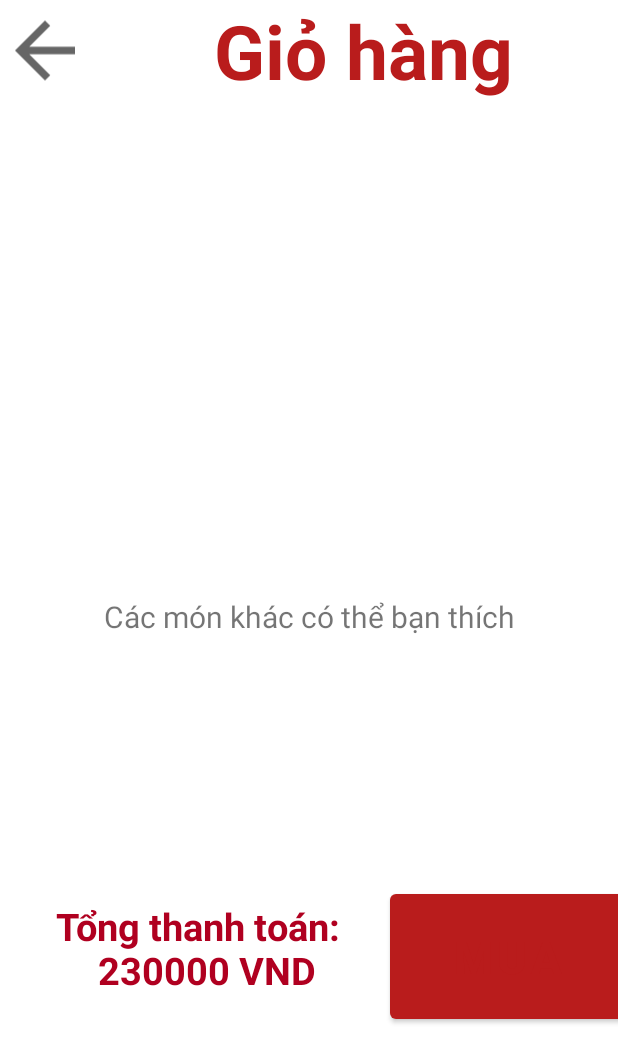
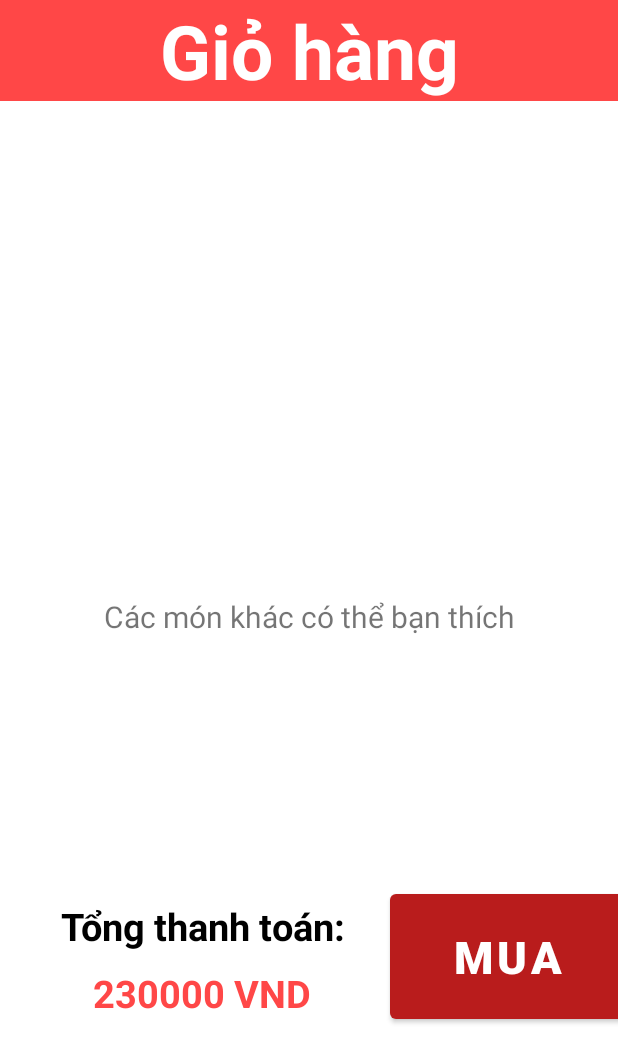
Before and after one commit to dqhieu9301/androidApp, an Android app: the layout fragment_cart.xml on its own in the app's theme, with its tools: preview values and no code run, on a phone screen of 412 x 824 dp. Shown: the top 1063 px of the screen. Run offline under Robolectric (Android 15) with nearby library versions, the light colour scheme and no system bars.

Commit message:
update layout

```diff
--- a/app/src/main/java/com/example/appandroid/model/FoodAdapter.java
+++ b/app/src/main/java/com/example/appandroid/model/FoodAdapter.java
@@ -220,7 +220,7 @@ public class FoodAdapter extends RecyclerView.Adapter<FoodAdapter.FoodViewHolder
             }
         }
         TextView textView = fragment.getView().findViewById(R.id.total_payment);
-        textView.setText("Tổng thanh toán\n" + total + " VND");
+        textView.setText(total + " VND");
     }
     public class FoodViewHolder extends RecyclerView.ViewHolder {
         private ImageView img, sub, add;
--- a/app/src/main/java/com/example/appandroid/ui/cart/CartFragment.java
+++ b/app/src/main/java/com/example/appandroid/ui/cart/CartFragment.java
@@ -54,7 +54,6 @@ public class CartFragment extends Fragment {
     private FoodAdapter foodAdapter;
     private ListProductAdapter productAdapter;
     public TextView total_payment;
-    private ImageView imageback;
     private Button buttonBuy;
     private List<ItemCart> listItemCarts;
     private JsonAdapter<List<ItemCart>> jsonAdapter;
@@ -70,7 +69,6 @@ public class CartFragment extends Fragment {
         View view = inflater.inflate(R.layout.fragment_cart, container, false);
         recyclerView1 = view.findViewById(R.id.recycleView_listFoods);
         total_payment = view.findViewById(R.id.total_payment);
-        imageback = view.findViewById(R.id.imageback);
         buttonBuy = view.findViewById(R.id.buttonBuy);
 
         getRecylerView();
@@ -99,13 +97,6 @@ public class CartFragment extends Fragment {
     @Override
     public void onViewCreated(@NonNull View view, @Nullable Bundle savedInstanceState) {
         super.onViewCreated(view, savedInstanceState);
-        imageback.setOnClickListener(new View.OnClickListener() {
-            @Override
-            public void onClick(View view) {
-                Intent intent = new Intent(context, MainActivity.class);
-                context.startActivity(intent);
-            }
-        });
         buttonBuy.setOnClickListener(new View.OnClickListener() {
             @Override
             public void onClick(View v) {
--- a/app/src/main/res/layout/fragment_cart.xml
+++ b/app/src/main/res/layout/fragment_cart.xml
@@ -6,16 +6,6 @@
     android:layout_height="match_parent"
     tools:context=".ui.cart.CartFragment">
 
-    <ImageView
-        android:id="@+id/imageback"
-        android:layout_width="60dp"
-        android:layout_height="67dp"
-        android:layout_weight="1"
-        android:src="?attr/actionModeCloseDrawable"
-        app:layout_constraintStart_toStartOf="parent"
-        app:layout_constraintTop_toTopOf="parent">
-
-    </ImageView>
 
     <TextView
 
@@ -24,28 +14,34 @@
         android:layout_width="match_parent"
         android:layout_height="wrap_content"
         android:layout_gravity="center"
-        android:layout_marginLeft="72dp"
+
         android:layout_weight="1"
-
+        android:background="@color/red"
         android:gravity="center"
         android:text="Giỏ hàng"
-        android:textColor="@color/purple_200"
+        android:textColor="@color/white"
         android:textSize="50dp"
         android:textStyle="bold"
-        app:layout_constraintStart_toEndOf="@+id/imageback"
+        app:layout_constraintStart_toEndOf="parent"
         app:layout_constraintTop_toTopOf="parent">
 
     </TextView>
-
-    <androidx.recyclerview.widget.RecyclerView
-        android:id="@+id/recycleView_listFoods"
+    <ScrollView
+        android:id="@+id/scroll_rv1"
         android:layout_width="match_parent"
         android:layout_height="320dp"
-        app:layout_constraintTop_toBottomOf="@id/imageback"
+        app:layout_constraintTop_toBottomOf="@id/textView"
+        >
+        <androidx.recyclerview.widget.RecyclerView
+            android:id="@+id/recycleView_listFoods"
+            android:layout_width="match_parent"
+            android:layout_height="wrap_content"
+            app:layout_constraintTop_toBottomOf="@id/textView"
 
-        >
+            >
 
-    </androidx.recyclerview.widget.RecyclerView>
+        </androidx.recyclerview.widget.RecyclerView>
+    </ScrollView>
 
     <TextView
         android:id="@+id/smalltitle"
@@ -55,7 +51,7 @@
         android:gravity="center"
         android:text="Các món khác có thể bạn thích"
         android:textSize="20dp"
-        app:layout_constraintTop_toBottomOf="@id/recycleView_listFoods">
+        app:layout_constraintTop_toBottomOf="@id/scroll_rv1">
 
     </TextView>
 
@@ -71,18 +67,33 @@
     </androidx.recyclerview.widget.RecyclerView>
 
     <TextView
+        android:id="@+id/text_payment"
+        android:layout_width="250dp"
+        android:layout_height="wrap_content"
+        android:layout_marginLeft="10dp"
+        android:layout_marginTop="10dp"
+        android:gravity="center"
+        android:text="Tổng thanh toán:"
+        android:textColor="@color/black"
+        android:textSize="25dp"
+        android:textStyle="bold"
+        app:layout_constraintStart_toStartOf="parent"
+        app:layout_constraintTop_toBottomOf="@id/recycleView_listProducts">
+
+    </TextView>
+    <TextView
         android:id="@+id/total_payment"
         android:layout_width="250dp"
         android:layout_height="wrap_content"
         android:layout_marginLeft="10dp"
         android:layout_marginTop="10dp"
         android:gravity="center"
-        android:text="Tổng thanh toán: \n 230000 VND"
-        android:textColor="@color/design_default_color_error"
+        android:text="230000 VND"
+        android:textColor="@color/red"
         android:textSize="25dp"
         android:textStyle="bold"
         app:layout_constraintStart_toStartOf="parent"
-        app:layout_constraintTop_toBottomOf="@id/recycleView_listProducts">
+        app:layout_constraintTop_toBottomOf="@id/text_payment">
 
     </TextView>
 
--- a/app/src/main/res/values/colors.xml
+++ b/app/src/main/res/values/colors.xml
@@ -5,6 +5,7 @@
     <color name="purple_700">#b91c1c</color>
     <color name="teal_200">#b91c1c</color>
     <color name="teal_700">#b91c1c</color>
-    <color name="black">#b91c1c</color>
-    <color name="white">#b91c1c</color>
+    <color name="black">#000000</color>
+    <color name="red">#FF4747</color>
+    <color name="white">#FFFFFF</color>
 </resources>
```
